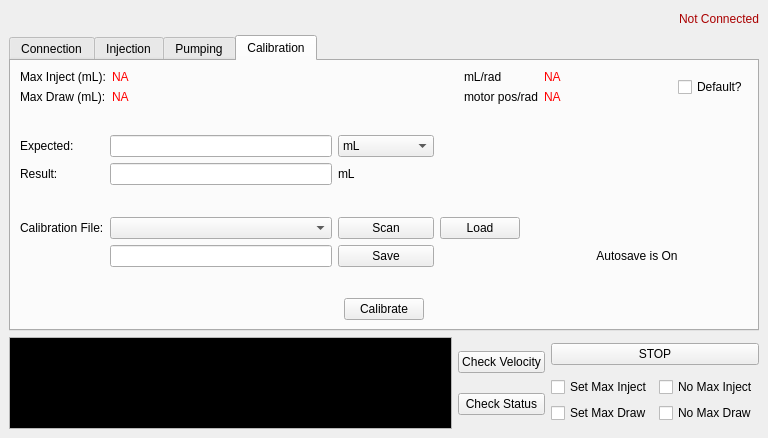
SimLeek/silverpak-syringe-pump, file syringe_pump_controller_ui.ui: the form before one commit.
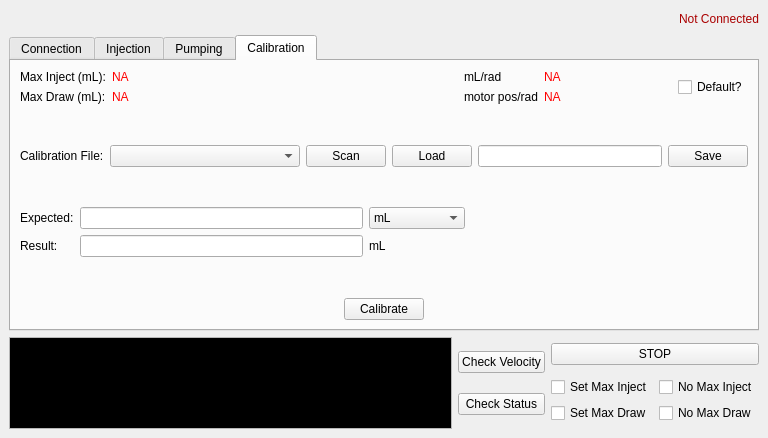
The form after the commit. The open tabs and pages were chosen to show the change.

Commit message: added some convenient UI functions.

What changed in the file:
```diff
--- a/syringe_pump_controller_ui.ui
+++ b/syringe_pump_controller_ui.ui
@@ -44,6 +44,12 @@
     </item>
     <item>
      <widget class="QTabWidget" name="tabWidget">
+      <property name="sizePolicy">
+       <sizepolicy hsizetype="Expanding" vsizetype="Expanding">
+        <horstretch>0</horstretch>
+        <verstretch>0</verstretch>
+       </sizepolicy>
+      </property>
       <property name="currentIndex">
        <number>2</number>
       </property>
@@ -1254,6 +1260,64 @@
           </item>
          </layout>
         </item>
+        <item>
+         <spacer name="verticalSpacer_5">
+          <property name="orientation">
+           <enum>Qt::Vertical</enum>
+          </property>
+          <property name="sizeHint" stdset="0">
+           <size>
+            <width>20</width>
+            <height>40</height>
+           </size>
+          </property>
+         </spacer>
+        </item>
+        <item>
+         <layout class="QHBoxLayout" name="horizontalLayout_11">
+          <item>
+           <widget class="QLabel" name="label_15">
+            <property name="text">
+             <string>Calibration File:</string>
+            </property>
+           </widget>
+          </item>
+          <item>
+           <widget class="QComboBox" name="cal_file_list">
+            <property name="minimumSize">
+             <size>
+              <width>190</width>
+              <height>0</height>
+             </size>
+            </property>
+           </widget>
+          </item>
+          <item>
+           <widget class="QPushButton" name="cal_scan_button">
+            <property name="text">
+             <string>Scan</string>
+            </property>
+           </widget>
+          </item>
+          <item>
+           <widget class="QPushButton" name="cal_load_button">
+            <property name="text">
+             <string>Load</string>
+            </property>
+           </widget>
+          </item>
+          <item>
+           <widget class="QLineEdit" name="cal_file_name"/>
+          </item>
+          <item>
+           <widget class="QPushButton" name="cal_save_button">
+            <property name="text">
+             <string>Save</string>
+            </property>
+           </widget>
+          </item>
+         </layout>
+        </item>
         <item>
          <spacer name="verticalSpacer_10">
           <property name="orientation">
@@ -1272,14 +1336,21 @@
           <property name="sizeConstraint">
            <enum>QLayout::SetDefaultConstraint</enum>
           </property>
-          <item row="0" column="0">
+          <item row="2" column="0">
+           <widget class="QLabel" name="label_10">
+            <property name="text">
+             <string>Result:</string>
+            </property>
+           </widget>
+          </item>
+          <item row="1" column="0">
            <widget class="QLabel" name="label_9">
             <property name="text">
              <string>Expected:</string>
             </property>
            </widget>
           </item>
-          <item row="0" column="2">
+          <item row="1" column="2">
            <widget class="QComboBox" name="cal_expect_unit">
             <item>
              <property name="text">
@@ -1303,14 +1374,7 @@
             </item>
            </widget>
           </item>
-          <item row="3" column="0">
-           <widget class="QLabel" name="label_15">
-            <property name="text">
-             <string>Calibration File:</string>
-            </property>
-           </widget>
-          </item>
-          <item row="1" column="2">
+          <item row="2" column="2">
            <widget class="QLabel" name="cal_expect_unit_label">
             <property name="minimumSize">
              <size>
@@ -1323,67 +1387,13 @@
             </property>
            </widget>
           </item>
-          <item row="1" column="1">
+          <item row="2" column="1">
            <widget class="QLineEdit" name="cal_result_line"/>
           </item>
-          <item row="1" column="0">
-           <widget class="QLabel" name="label_10">
-            <property name="text">
-             <string>Result:</string>
-            </property>
-           </widget>
-          </item>
-          <item row="3" column="3">
-           <widget class="QPushButton" name="cal_load_button">
-            <property name="text">
-             <string>Load</string>
-            </property>
-           </widget>
-          </item>
-          <item row="4" column="1">
-           <widget class="QLineEdit" name="cal_file_name"/>
-          </item>
-          <item row="0" column="1">
+          <item row="1" column="1">
            <widget class="QLineEdit" name="cal_expected_line"/>
           </item>
-          <item row="2" column="1">
-           <spacer name="verticalSpacer_5">
-            <property name="orientation">
-             <enum>Qt::Vertical</enum>
-            </property>
-            <property name="sizeHint" stdset="0">
-             <size>
-              <width>20</width>
-              <height>40</height>
-             </size>
-            </property>
-           </spacer>
-          </item>
-          <item row="3" column="1">
-           <widget class="QComboBox" name="cal_file_list">
-            <property name="minimumSize">
-             <size>
-              <width>190</width>
-              <height>0</height>
-             </size>
-            </property>
-           </widget>
-          </item>
-          <item row="3" column="2">
-           <widget class="QPushButton" name="cal_scan_button">
-            <property name="text">
-             <string>Scan</string>
-            </property>
-           </widget>
-          </item>
-          <item row="4" column="2">
-           <widget class="QPushButton" name="cal_save_button">
-            <property name="text">
-             <string>Save</string>
-            </property>
-           </widget>
-          </item>
-          <item row="0" column="5">
+          <item row="1" column="5">
            <spacer name="horizontalSpacer_16">
             <property name="orientation">
              <enum>Qt::Horizontal</enum>
@@ -1396,16 +1406,6 @@
             </property>
            </spacer>
           </item>
-          <item row="4" column="5">
-           <widget class="QLabel" name="label_25">
-            <property name="text">
-             <string>Autosave is On</string>
-            </property>
-            <property name="alignment">
-             <set>Qt::AlignCenter</set>
-            </property>
-           </widget>
-          </item>
          </layout>
         </item>
         <item>
```
Left out of the diff: 27 changed lines with no effect on the pictures. The commit also changes 3 other files.
